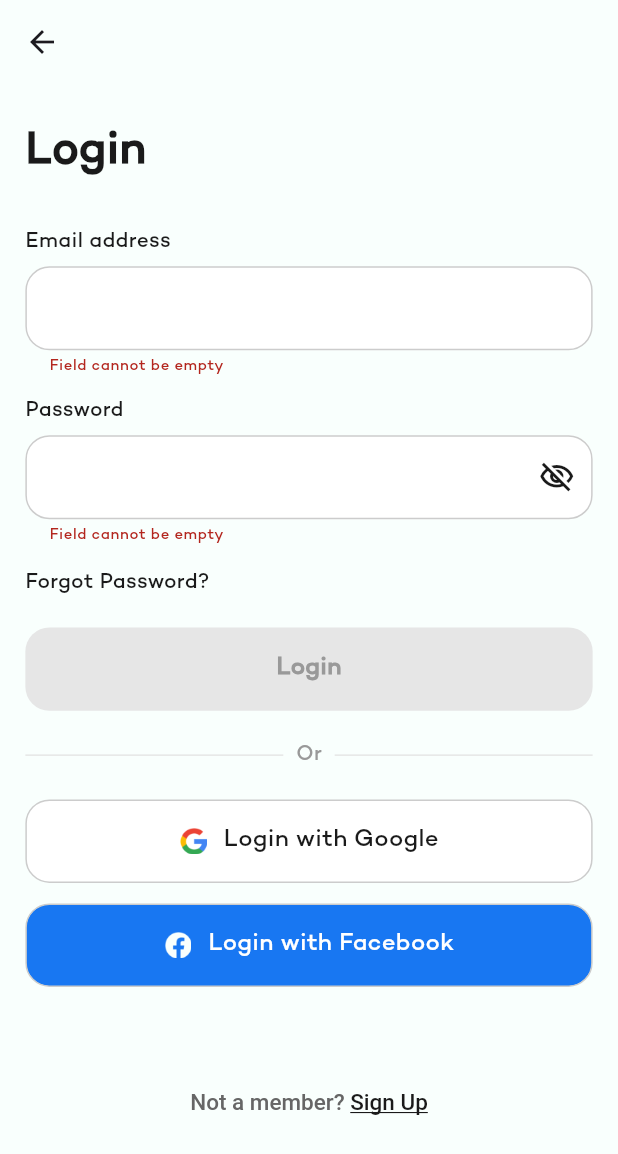
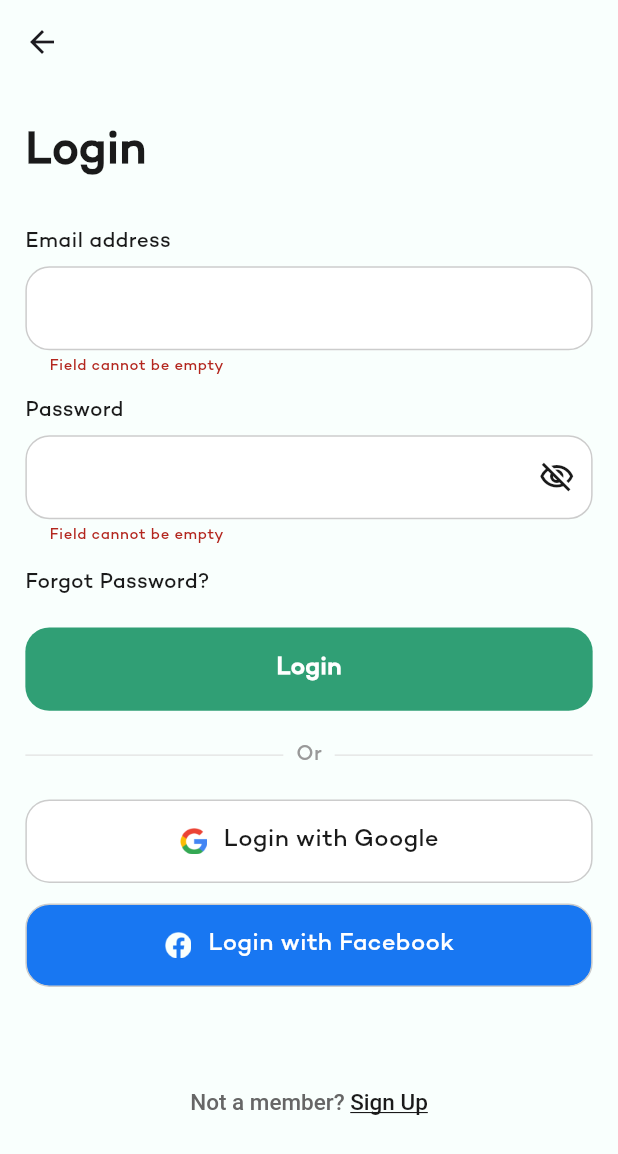
Before and after one commit to ebuka-c/cookish, a Flutter app: the LoginScreen screen opened by its route, after a tap on "Login", on a phone screen of 412 x 824 dp. Shown: the top 1154 px of the screen. Run offline on Flutter 3.47's test engine with Material 3 defaults, Android fonts, the phone set to English and light mode, and no system bars; our stand-ins replace device_preview, firebase_auth, firebase_core, get, get_storage; accounts and stored records are empty.

Commit message:
signup, login and logout working

```diff
--- a/lib/page_routes/route_name.dart
+++ b/lib/page_routes/route_name.dart
@@ -20,4 +20,6 @@ class AppRoutes {
   static const String allIgboCateg = "/allIgboCateg";
   //
   static const String allYorubaCateg = "/allYorubaCateg";
+  //settings
+  static const String settings = "/settings";
 }
--- a/lib/page_routes/route_pages.dart
+++ b/lib/page_routes/route_pages.dart
@@ -4,6 +4,7 @@ import 'package:cookish/screens/categ/dessert_categ.dart';
 import 'package:cookish/screens/categ/soup_categ.dart';
 import 'package:cookish/screens/categ/stew_categ.dart';
 import 'package:cookish/screens/categ/swallow_categ.dart';
+import 'package:cookish/screens/nav_screens.dart/settings.dart';
 import 'package:cookish/screens/tribes/hausa/all_categories/all_categ.dart';
 import 'package:cookish/screens/tribes/hausa/hausa_dishes.dart';
 import 'package:cookish/screens/tribes/igbo/all_categories/all_categ.dart';
@@ -113,5 +114,12 @@ class RoutePages {
       page: () => const AllYorubaCateg(),
       transition: Transition.fadeIn,
     ),
+
+    //settings
+    GetPage(
+      name: AppRoutes.settings,
+      page: () => const Settings(),
+      transition: Transition.fadeIn,
+    ),
   ];
 }
--- a/lib/screens/auth/login_screen.dart
+++ b/lib/screens/auth/login_screen.dart
@@ -108,17 +108,27 @@ class LoginScreen extends StatelessWidget {
                     ),
                   ),
                   SizedBox(height: 20.0.h),
-                  AppButton(
-                    onTap: () {
-                      if (_formKey.currentState?.validate() ?? false) {
-                        // print('login');
-                        Get.toNamed(AppRoutes.onboarding2);
-                      }
-                    },
-                    text: 'Login',
-                    textColor: AppColors.lightText2,
-                    btnColor: AppColors.inactiveBtnState,
-                  ),
+                  Obx(() {
+                    return AppButton(
+                      onTap: _authC.isLoading.value
+                          ? null
+                          : () async {
+                              if (_formKey.currentState?.validate() ?? false) {
+                                var status = await _authC.loginwEmailPwd(
+                                    _authC.emailController.text.trim(),
+                                    _authC.loginPwdController.text.trim());
+
+                                if (status) {
+                                  Get.toNamed(AppRoutes.onboarding2);
+                                }
+                              }
+                            },
+                      isLoading: _authC.isLoading.value ? true : false,
+                      text: 'Login',
+                      textColor: AppColors.white,
+                      btnColor: AppColors.appPrimary,
+                    );
+                  }),
                   SizedBox(height: 20.0.h),
                   Row(
                     children: <Widget>[
--- a/lib/widgets/app_button.dart
+++ b/lib/widgets/app_button.dart
@@ -3,6 +3,7 @@ import 'package:flutter/material.dart';
 
 import '../constants/colors.dart';
 import '../constants/custom_textstyles.dart';
+import 'button_loader.dart';
 
 class AppButton extends StatelessWidget {
   const AppButton(
@@ -14,7 +15,10 @@ class AppButton extends StatelessWidget {
       this.textColor,
       this.isLoading,
       this.textStyle,
-      this.btnChild});
+      this.padding,
+      this.btnChild,
+      this.width,
+      this.height});
   final Function()? onTap;
   final String? text;
   final Color? btnColor, textColor;
@@ -22,14 +26,17 @@ class AppButton extends StatelessWidget {
   final Widget? btnChild;
   final TextStyle? textStyle;
   final BoxBorder? border;
+  final double? width, height;
+  final EdgeInsetsGeometry? padding;
 
   @override
   Widget build(BuildContext context) {
     return InkWell(
       onTap: onTap,
       child: Container(
-        width: double.infinity,
-        height: 57.0.h,
+        // width: width ?? double.infinity,
+        height: height ?? 57.0.h,
+        padding: padding,
         decoration: BoxDecoration(
           borderRadius: BorderRadius.circular(16),
           border: border,
@@ -38,7 +45,7 @@ class AppButton extends StatelessWidget {
         child: Center(
           child: btnChild ??
               ((isLoading ?? false)
-                  ? const CircularProgressIndicator()
+                  ? const AppLoadingIndicator()
                   : Text(
                       text ?? '',
                       style: textStyle ??
--- a/pubspec.yaml
+++ b/pubspec.yaml
@@ -17,6 +17,8 @@ dependencies:
   flutter_svg: ^2.0.17
   device_preview: ^1.2.0
   flutter_native_splash: ^2.4.4
+  firebase_core: ^3.10.0
+  firebase_auth: ^5.4.0
 
 dev_dependencies:
   flutter_test:
```
Also changed, not shown: lib/controllers/auth_controller.dart (+81 -0 lines), lib/main.dart (+25 -4 lines), lib/screens/auth/sign_up_screen.dart (+13 -5 lines), lib/screens/dialogs/logout_dialog.dart (added, +72 -0 lines), lib/screens/nav_screens.dart/settings.dart (+50 -2 lines), lib/services/firebase/auth_methods.dart (added, +26 -0 lines), lib/widgets/button_loader.dart (added, +23 -0 lines), pubspec.lock, 6 other files.
